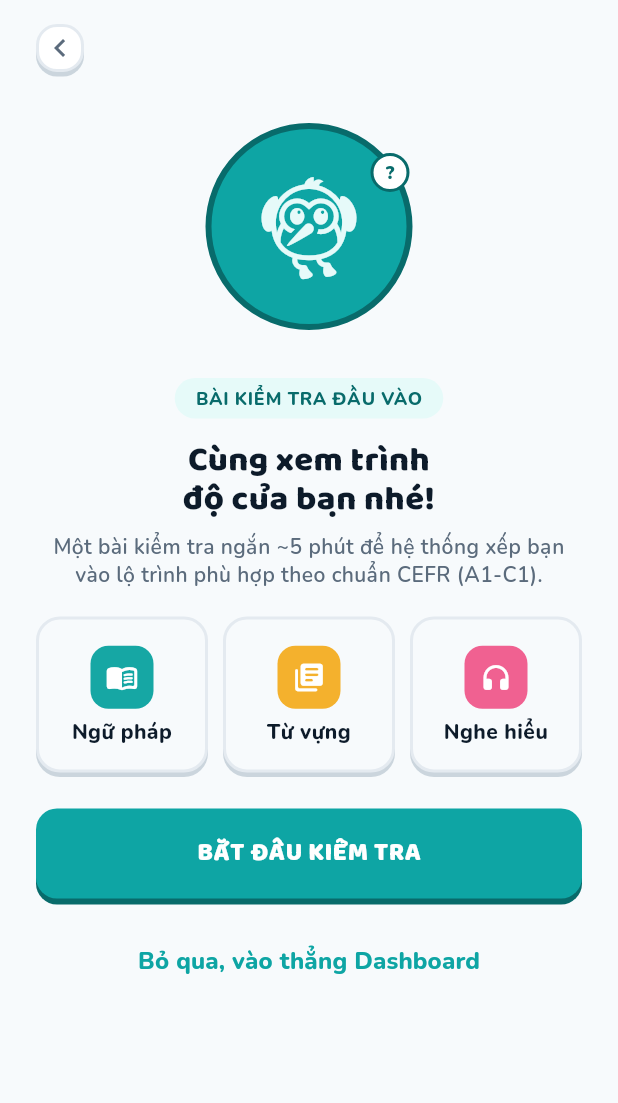
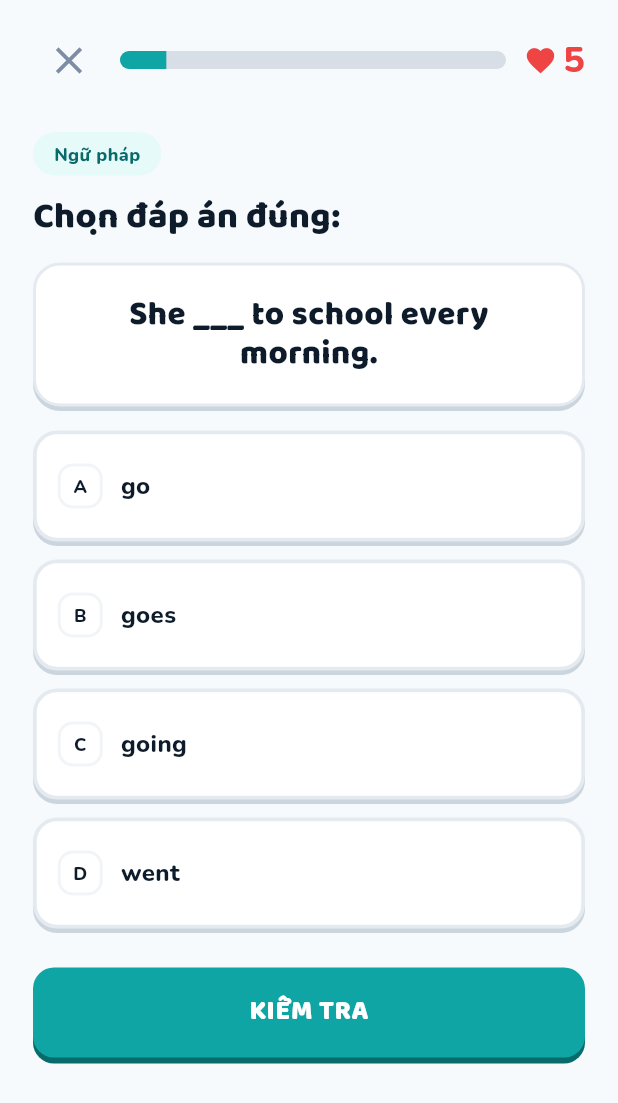
Before and after one commit to kieuanhdev/english_me_fontend, a Flutter app: the PlacementIntroScreen screen opened directly, after a tap on "BẮT ĐẦU KIỂM TRA", on a phone screen of 412 x 824 dp. Shown: the top 1103 px of the screen. Run offline on Flutter 3.47's test engine with Material 3 defaults, Android fonts, the phone set to English and light mode, and no system bars; our stand-ins replace google_fonts.

Commit message:
add placement question flow and centralize ui color tokens
Made-with: Cursor

```diff
--- a/lib/core/widgets/app_button.dart
+++ b/lib/core/widgets/app_button.dart
@@ -1,5 +1,5 @@
 import 'package:flutter/material.dart';
-import 'package:englishme/welcome/styles/welcome_tokens.dart';
+import 'package:englishme/theme/app_theme.dart';
 
 enum AppButtonVariant { primary, secondary }
 
@@ -27,14 +27,14 @@ class AppButton extends StatelessWidget {
   Widget build(BuildContext context) {
     final bool isPrimary = variant == AppButtonVariant.primary;
     final Color shadowColor =
-        isPrimary ? WelcomeColors.primaryDark : const Color(0xFFCBD5DD);
+        isPrimary ? AppColors.primaryDark : AppColors.neutralShadow;
     final BorderSide borderSide = isPrimary
         ? BorderSide.none
-        : const BorderSide(color: WelcomeColors.border, width: 2);
+        : const BorderSide(color: AppColors.border, width: 2);
 
     final TextStyle resolvedTextStyle =
-        (textStyle ?? WelcomeTypography.buttonLabel).copyWith(
-      color: isPrimary ? Colors.white : WelcomeColors.primary,
+        (textStyle ?? AppTypography.button).copyWith(
+      color: isPrimary ? Colors.white : AppColors.primary,
     );
 
     final Widget buttonChild = Row(
@@ -52,10 +52,10 @@ class AppButton extends StatelessWidget {
     final ButtonStyle style = ButtonStyle(
       minimumSize: WidgetStatePropertyAll(Size(0, height)),
       backgroundColor: WidgetStatePropertyAll(
-        isPrimary ? WelcomeColors.primary : WelcomeColors.surface,
+        isPrimary ? AppColors.primary : AppColors.surface,
       ),
       foregroundColor: WidgetStatePropertyAll(
-        isPrimary ? Colors.white : WelcomeColors.primary,
+        isPrimary ? Colors.white : AppColors.primary,
       ),
       side: WidgetStatePropertyAll(borderSide),
       elevation: const WidgetStatePropertyAll(0),
@@ -69,7 +69,7 @@ class AppButton extends StatelessWidget {
       overlayColor: WidgetStatePropertyAll(
         isPrimary
             ? Colors.white.withValues(alpha: 0.08)
-            : WelcomeColors.primary.withValues(alpha: 0.06),
+            : AppColors.primary.withValues(alpha: 0.06),
       ),
       textStyle: WidgetStatePropertyAll(resolvedTextStyle),
     );
--- a/lib/placement/placement_intro_screen.dart
+++ b/lib/placement/placement_intro_screen.dart
@@ -2,6 +2,7 @@ import 'package:flutter/material.dart';
 import 'package:englishme/core/layout/app_spacing.dart';
 import 'package:englishme/core/widgets/app_navigation.dart';
 import 'package:englishme/core/widgets/app_button.dart';
+import 'package:englishme/placement/placement_question_screen.dart';
 import 'package:englishme/theme/app_theme.dart';
 
 class PlacementIntroScreen extends StatelessWidget {
@@ -64,7 +65,7 @@ class PlacementIntroScreen extends StatelessWidget {
                     child: _SkillCard(
                       label: 'Ngữ pháp',
                       icon: Icons.menu_book_rounded,
-                      color: Color(0xFF16A7A4),
+                      color: AppColors.skillGrammar,
                     ),
                   ),
                   AppGap.w10,
@@ -72,7 +73,7 @@ class PlacementIntroScreen extends StatelessWidget {
                     child: _SkillCard(
                       label: 'Từ vựng',
                       icon: Icons.library_books_rounded,
-                      color: Color(0xFFF4B12D),
+                      color: AppColors.skillVocabulary,
                     ),
                   ),
                   AppGap.w10,
@@ -80,7 +81,7 @@ class PlacementIntroScreen extends StatelessWidget {
                     child: _SkillCard(
                       label: 'Nghe hiểu',
                       icon: Icons.headphones_rounded,
-                      color: Color(0xFFF06191),
+                      color: AppColors.skillListening,
                     ),
                   ),
                 ],
@@ -88,7 +89,13 @@ class PlacementIntroScreen extends StatelessWidget {
               AppGap.h24,
               AppButton(
                 label: 'BẮT ĐẦU KIỂM TRA',
-                onPressed: () {},
+                onPressed: () {
+                  Navigator.of(context).push(
+                    MaterialPageRoute(
+                      builder: (_) => const PlacementQuestionScreen(),
+                    ),
+                  );
+                },
                 variant: AppButtonVariant.primary,
               ),
               AppGap.h18,
--- /dev/null
+++ b/lib/placement/placement_question_screen.dart
@@ -0,0 +1,459 @@
+import 'package:flutter/material.dart';
+import 'package:englishme/core/layout/app_spacing.dart';
+import 'package:englishme/core/widgets/app_button.dart';
+import 'package:englishme/theme/app_theme.dart';
+
+class PlacementQuestionScreen extends StatefulWidget {
+  const PlacementQuestionScreen({super.key});
+
+  @override
+  State<PlacementQuestionScreen> createState() => _PlacementQuestionScreenState();
+}
+
+class _PlacementQuestionScreenState extends State<PlacementQuestionScreen> {
+  int _questionIndex = 0;
+  String? _selectedId;
+  bool _submitted = false;
+
+  final List<_QuestionModel> _questions = const [
+    _QuestionModel(
+      skill: 'Ngữ pháp',
+      prompt: 'She ___ to school every morning.',
+      options: [
+        _OptionModel(id: 'A', text: 'go'),
+        _OptionModel(id: 'B', text: 'goes'),
+        _OptionModel(id: 'C', text: 'going'),
+        _OptionModel(id: 'D', text: 'went'),
+      ],
+      correctId: 'B',
+      progress: 0.12,
+    ),
+    _QuestionModel(
+      skill: 'Từ vựng',
+      prompt: 'Từ "diligent" có nghĩa là gì?',
+      options: [
+        _OptionModel(id: 'A', text: 'Lười biếng'),
+        _OptionModel(id: 'B', text: 'Chăm chỉ'),
+        _OptionModel(id: 'C', text: 'Thông minh'),
+        _OptionModel(id: 'D', text: 'Tò mò'),
+      ],
+      correctId: 'B',
+      progress: 0.38,
+    ),
+  ];
+
+  @override
+  Widget build(BuildContext context) {
+    final _QuestionModel question = _questions[_questionIndex];
+    final bool answeredCorrect = _submitted && _selectedId == question.correctId;
+
+    return Scaffold(
+      backgroundColor: AppColors.bg,
+      body: SafeArea(
+        child: SingleChildScrollView(
+          padding: const EdgeInsets.fromLTRB(22, 16, 22, 24),
+          child: Column(
+            crossAxisAlignment: CrossAxisAlignment.start,
+            children: [
+              _QuestionTopBar(
+                progress: question.progress,
+                lives: 5,
+                onClose: () => Navigator.of(context).pop(),
+              ),
+              AppGap.h24,
+              _SkillChip(skill: question.skill),
+              AppGap.h14,
+              Text(
+                'Chọn đáp án đúng:',
+                style: AppTypography.displayLarge.copyWith(fontSize: 24),
+              ),
+              AppGap.h16,
+              _PromptCard(text: question.prompt),
+              AppGap.h16,
+              ...question.options.map(
+                (option) => Padding(
+                  padding: const EdgeInsets.only(bottom: 12),
+                  child: _AnswerTile(
+                    option: option,
+                    selected: _selectedId == option.id,
+                    submitted: _submitted,
+                    isCorrect: option.id == question.correctId,
+                    onTap: () {
+                      if (_submitted) return;
+                      setState(() => _selectedId = option.id);
+                    },
+                  ),
+                ),
+              ),
+              AppGap.h14,
+              if (!_submitted)
+                AppButton(
+                  label: 'KIỂM TRA',
+                  onPressed: _selectedId == null
+                      ? null
+                      : () => setState(() => _submitted = true),
+                  variant: AppButtonVariant.primary,
+                  textStyle: AppTypography.button.copyWith(fontSize: 18),
+                )
+              else
+                _ResultPanel(
+                  correct: answeredCorrect,
+                  correctAnswerText: question.options
+                      .firstWhere((e) => e.id == question.correctId)
+                      .text,
+                  onContinue: _nextQuestion,
+                ),
+            ],
+          ),
+        ),
+      ),
+    );
+  }
+
+  void _nextQuestion() {
+    if (_questionIndex >= _questions.length - 1) {
+      setState(() {
+        _questionIndex = 0;
+        _selectedId = null;
+        _submitted = false;
+      });
+      return;
+    }
+
+    setState(() {
+      _questionIndex += 1;
+      _selectedId = null;
+      _submitted = false;
+    });
+  }
+}
+
+class _QuestionTopBar extends StatelessWidget {
+  const _QuestionTopBar({
+    required this.progress,
+    required this.lives,
+    required this.onClose,
+  });
+
+  final double progress;
+  final int lives;
+  final VoidCallback onClose;
+
+  @override
+  Widget build(BuildContext context) {
+    return Row(
+      children: [
+        IconButton(
+          onPressed: onClose,
+          icon: const Icon(Icons.close, color: AppColors.iconMuted, size: 30),
+          padding: EdgeInsets.zero,
+          constraints: const BoxConstraints(minWidth: 26, minHeight: 26),
+        ),
+        AppGap.w10,
+        Expanded(
+          child: ClipRRect(
+            borderRadius: BorderRadius.circular(999),
+            child: SizedBox(
+              height: 12,
+              child: LinearProgressIndicator(
+                value: progress,
+                backgroundColor: AppColors.progressTrack,
+                valueColor: const AlwaysStoppedAnimation(AppColors.primary),
+              ),
+            ),
+          ),
+        ),
+        AppGap.w12,
+        const Icon(Icons.favorite, color: AppColors.danger, size: 22),
+        const SizedBox(width: 4),
+        Text(
+          '$lives',
+          style: AppTypography.body.copyWith(
+            color: AppColors.danger,
+            fontWeight: FontWeight.w800,
+            fontSize: 24,
+            height: 1,
+          ),
+        ),
+      ],
+    );
+  }
+}
+
+class _SkillChip extends StatelessWidget {
+  const _SkillChip({required this.skill});
+
+  final String skill;
+
+  @override
+  Widget build(BuildContext context) {
+    return Container(
+      padding: const EdgeInsets.symmetric(horizontal: 14, vertical: 6),
+      decoration: BoxDecoration(
+        color: AppColors.primarySoft,
+        borderRadius: BorderRadius.circular(999),
+      ),
+      child: Text(
+        skill,
+        style: AppTypography.caption.copyWith(
+          color: AppColors.primaryDark,
+          fontWeight: FontWeight.w800,
+        ),
+      ),
+    );
+  }
+}
+
+class _PromptCard extends StatelessWidget {
+  const _PromptCard({required this.text});
+
+  final String text;
+
+  @override
+  Widget build(BuildContext context) {
+    return Container(
+      width: double.infinity,
+      padding: const EdgeInsets.symmetric(horizontal: 18, vertical: 20),
+      decoration: BoxDecoration(
+        color: AppColors.surface,
+        borderRadius: BorderRadius.circular(18),
+        border: Border.all(color: AppColors.border, width: 2),
+        boxShadow: const [
+          BoxShadow(color: AppColors.neutralShadow, offset: Offset(0, 3)),
+        ],
+      ),
+      child: Text(
+        text,
+        textAlign: TextAlign.center,
+        style: AppTypography.displayLarge.copyWith(fontSize: 22, height: 1.2),
+      ),
+    );
+  }
+}
+
+class _AnswerTile extends StatelessWidget {
+  const _AnswerTile({
+    required this.option,
+    required this.selected,
+    required this.submitted,
+    required this.isCorrect,
+    required this.onTap,
+  });
+
+  final _OptionModel option;
+  final bool selected;
+  final bool submitted;
+  final bool isCorrect;
+  final VoidCallback onTap;
+
+  @override
+  Widget build(BuildContext context) {
+    final bool wrongSelected = submitted && selected && !isCorrect;
+    final bool correctState = submitted && isCorrect;
+
+    Color border = AppColors.border;
+    Color bg = AppColors.surface;
+    Color textColor = AppColors.text;
+
+    if (!submitted && selected) {
+      border = AppColors.primary;
+      bg = AppColors.primarySoftSelected;
+      textColor = AppColors.primaryDark;
+    }
+    if (correctState) {
+      border = AppColors.success;
+      bg = AppColors.successSoft;
+      textColor = AppColors.successDark;
+    }
+    if (wrongSelected) {
+      border = AppColors.danger;
+      bg = AppColors.dangerSoft;
+      textColor = AppColors.dangerDark;
+    }
+
+    return InkWell(
+      onTap: onTap,
+      borderRadius: BorderRadius.circular(16),
+      child: Container(
+        height: 74,
+        padding: const EdgeInsets.symmetric(horizontal: 14),
+        decoration: BoxDecoration(
+          color: bg,
+          borderRadius: BorderRadius.circular(16),
+          border: Border.all(color: border, width: 2.5),
+          boxShadow: const [
+            BoxShadow(color: AppColors.neutralShadow, offset: Offset(0, 3)),
+          ],
+        ),
+        child: Row(
+          children: [
+            Container(
+              width: 30,
+              height: 30,
+              decoration: BoxDecoration(
+                color: AppColors.surface,
+                borderRadius: BorderRadius.circular(10),
+                border: Border.all(color: border.withValues(alpha: 0.5), width: 2),
+              ),
+              child: Center(
+                child: Text(
+                  option.id,
+                  style: AppTypography.caption.copyWith(
+                    color: textColor,
+                    fontWeight: FontWeight.w800,
+                  ),
+                ),
+              ),
+            ),
+            AppGap.w12,
+            Expanded(
+              child: Text(
+                option.text,
+                style: AppTypography.body.copyWith(
+                  color: textColor,
+                  fontWeight: FontWeight.w800,
+                  fontSize: 16,
+                ),
+              ),
+            ),
+            if (submitted && (wrongSelected || correctState))
+              Icon(
+                correctState ? Icons.check : Icons.close,
+                color: correctState ? AppColors.success : AppColors.danger,
+                size: 26,
+              ),
+          ],
+        ),
+      ),
+    );
+  }
+}
+
+class _ResultPanel extends StatelessWidget {
+  const _ResultPanel({
+    required this.correct,
+    required this.correctAnswerText,
+    required this.onContinue,
+  });
+
+  final bool correct;
+  final String correctAnswerText;
+  final VoidCallback onContinue;
+
+  @override
+  Widget build(BuildContext context) {
+    final Color bg = correct ? AppColors.successPanel : AppColors.dangerPanel;
+    final Color iconColor = correct ? AppColors.success : AppColors.danger;
+    final Color titleColor = correct ? AppColors.successDark : AppColors.dangerDark;
+
+    return Container(
+      width: double.infinity,
+      padding: const EdgeInsets.fromLTRB(14, 14, 14, 16),
+      decoration: BoxDecoration(
+        color: bg,
+        borderRadius: BorderRadius.circular(18),
+      ),
+      child: Column(
+        crossAxisAlignment: CrossAxisAlignment.start,
+        children: [
+          Row(
+            children: [
+              Container(
+                width: 34,
+                height: 34,
+                decoration: BoxDecoration(color: iconColor, shape: BoxShape.circle),
+                child: Icon(
+                  correct ? Icons.check : Icons.close,
+                  color: Colors.white,
+                  size: 22,
+                ),
+              ),
+              AppGap.w10,
+              Text(
+                correct ? 'Chính xác!' : 'Chưa đúng',
+                style: AppTypography.displayLarge.copyWith(
+                  fontSize: 30 * 0.7,
+                  color: titleColor,
+                ),
+              ),
+            ],
+          ),
+          if (!correct) ...[
+            AppGap.h8,
+            Text(
+              'Đáp án đúng: $correctAnswerText',
+              style: AppTypography.body.copyWith(
+                color: AppColors.dangerDark,
+                fontWeight: FontWeight.w700,
+                fontSize: 15,
+              ),
+            ),
+          ],
+          AppGap.h12,
+          _ContinueButton(correct: correct, onPressed: onContinue),
+        ],
+      ),
+    );
+  }
+}
+
+class _ContinueButton extends StatelessWidget {
+  const _ContinueButton({required this.correct, required this.onPressed});
+
+  final bool correct;
+  final VoidCallback onPressed;
+
+  @override
+  Widget build(BuildContext context) {
+    final Color mainColor = correct ? AppColors.success : AppColors.danger;
+    final Color shadowColor = correct ? AppColors.successShadow : AppColors.dangerDark;
+
+    return Container(
+      width: double.infinity,
+      decoration: BoxDecoration(
+        borderRadius: BorderRadius.circular(14),
+        boxShadow: [
+          BoxShadow(color: shadowColor, offset: const Offset(0, 4)),
+        ],
+      ),
+      child: ElevatedButton(
+        onPressed: onPressed,
+        style: ElevatedButton.styleFrom(
+          elevation: 0,
+          shadowColor: Colors.transparent,
+          backgroundColor: mainColor,
+          foregroundColor: Colors.white,
+          minimumSize: const Size.fromHeight(56),
+          shape: RoundedRectangleBorder(borderRadius: BorderRadius.circular(14)),
+        ),
+        child: Text(
+          'TIẾP TỤC',
+          style: AppTypography.button.copyWith(fontSize: 18, color: Colors.white),
+        ),
+      ),
+    );
+  }
+}
+
+class _QuestionModel {
+  const _QuestionModel({
+    required this.skill,
+    required this.prompt,
+    required this.options,
+    required this.correctId,
+    required this.progress,
+  });
+
+  final String skill;
+  final String prompt;
+  final List<_OptionModel> options;
+  final String correctId;
+  final double progress;
+}
+
+class _OptionModel {
+  const _OptionModel({required this.id, required this.text});
+
+  final String id;
+  final String text;
+}
--- a/lib/theme/app_theme.dart
+++ b/lib/theme/app_theme.dart
@@ -7,9 +7,29 @@ class AppColors {
   static const Color primary = Color(0xFF0EA5A4); // --teal-500
   static const Color primaryDark = Color(0xFF086B6B); // --teal-700
   static const Color primarySoft = Color(0xFFE6FAF9); // --teal-50
+  static const Color primarySoftSelected = Color(0xFFE2F3F2);
   static const Color text = Color(0xFF0D1B2A); // --ink-900
   static const Color textMuted = Color(0xFF5B6B7C); // --ink-500
   static const Color border = Color(0xFFE4EAF0); // --ink-200
+
+  static const Color neutralShadow = Color(0xFFCBD5DD);
+  static const Color progressTrack = Color(0xFFD7DEE6);
+  static const Color iconMuted = Color(0xFF7D8EA4);
+
+  static const Color success = Color(0xFF22C55E);
+  static const Color successDark = Color(0xFF148A40);
+  static const Color successShadow = Color(0xFF17803A);
+  static const Color successSoft = Color(0xFFE4F7E9);
+  static const Color successPanel = Color(0xFFE4F4E9);
+
+  static const Color danger = Color(0xFFEF4444);
+  static const Color dangerDark = Color(0xFFB42318);
+  static const Color dangerSoft = Color(0xFFFCE8E8);
+  static const Color dangerPanel = Color(0xFFFBE8E8);
+
+  static const Color skillGrammar = Color(0xFF16A7A4);
+  static const Color skillVocabulary = Color(0xFFF4B12D);
+  static const Color skillListening = Color(0xFFF06191);
 }
 
 class AppTypography {
```
